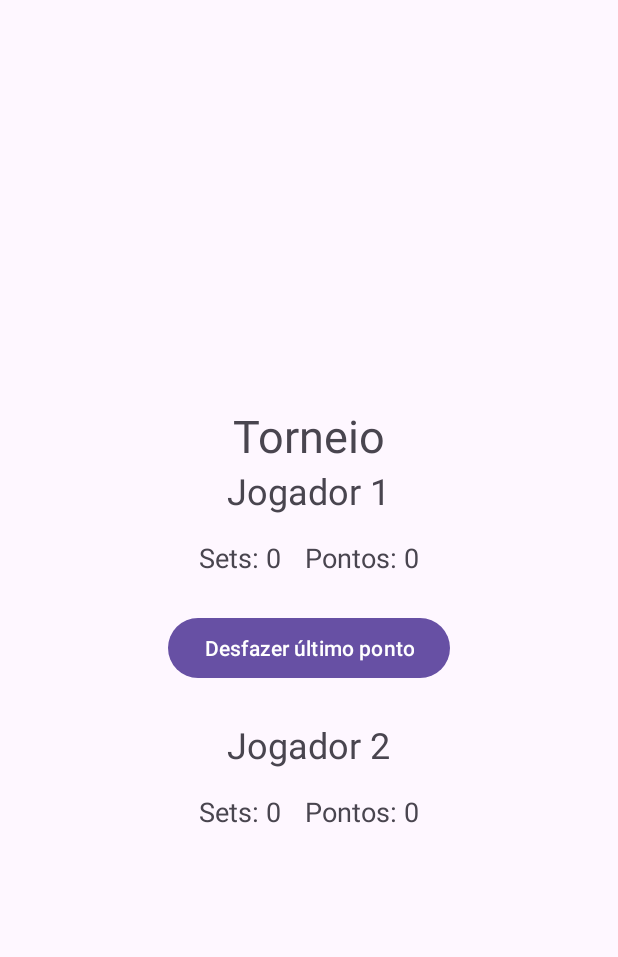
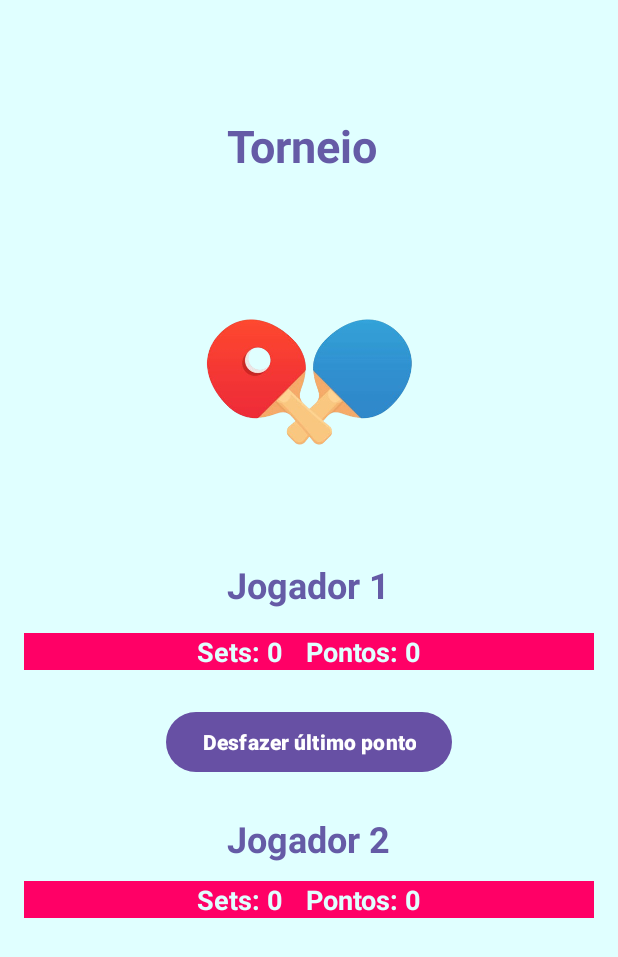
Before and after one commit to junior-rod/placartenisdemesa, an Android app: the JogoActivity screen opened directly, with no data from a screen before it, on a phone screen of 412 x 824 dp. Shown: the top 957 px of the screen. Run offline under Robolectric (Android 15) with nearby library versions, the phone set to English and light mode, and no system bars.

Commit message:
alterações na tela de partida

```diff
--- a/app/src/main/res/layout/activity_jogo.xml
+++ b/app/src/main/res/layout/activity_jogo.xml
@@ -1,89 +1,149 @@
-<LinearLayout xmlns:android="http://schemas.android.com/apk/res/android"
+<androidx.constraintlayout.widget.ConstraintLayout xmlns:android="http://schemas.android.com/apk/res/android"
     xmlns:app="http://schemas.android.com/apk/res-auto"
+    xmlns:tools="http://schemas.android.com/tools"
     android:layout_width="match_parent"
     android:layout_height="match_parent"
-    android:orientation="vertical"
-    android:gravity="center"
+    android:background="@color/background"
     android:padding="16dp">
+
+    <Button
+        android:id="@+id/btn_desfazer"
+        android:layout_width="wrap_content"
+        android:layout_height="wrap_content"
+        android:layout_marginVertical="24dp"
+        android:layout_marginTop="62dp"
+        android:layout_marginBottom="46dp"
+        android:onClick="onDesfazerClick"
+        android:text="Desfazer último ponto"
+        android:textStyle="bold"
+        app:layout_constraintBottom_toTopOf="@+id/tv_jogador_dois"
+        app:layout_constraintEnd_toEndOf="parent"
+        app:layout_constraintStart_toStartOf="parent"
+        app:layout_constraintTop_toBottomOf="@+id/linearLayout_jogador_um"
+        app:layout_constraintVertical_bias="0.0" />
+
+    <ImageView
+        android:id="@+id/img_pingpong"
+        android:layout_width="317dp"
+        android:layout_height="164dp"
+        android:src="@mipmap/pinpong"
+        app:layout_constraintBottom_toTopOf="@+id/tv_jogador_um"
+        app:layout_constraintEnd_toEndOf="parent"
+        app:layout_constraintStart_toStartOf="parent"
+        app:layout_constraintTop_toBottomOf="@+id/tv_nome_torneio" />
 
     <TextView
         android:id="@+id/tv_nome_torneio"
         android:layout_width="wrap_content"
         android:layout_height="wrap_content"
+        android:layout_marginTop="24dp"
+        android:layout_marginBottom="19dp"
         android:text="Torneio"
-        android:textSize="30sp" />
+        android:textColor="@color/texto"
+        android:textSize="30sp"
+        android:textStyle="bold"
+        app:layout_constraintBottom_toTopOf="@+id/img_pingpong"
+        app:layout_constraintEnd_toEndOf="parent"
+        app:layout_constraintHorizontal_bias="0.485"
+        app:layout_constraintStart_toStartOf="parent"
+        app:layout_constraintTop_toTopOf="parent" />
 
     <TextView
         android:id="@+id/tv_jogador_um"
         android:layout_width="wrap_content"
         android:layout_height="wrap_content"
+        android:layout_marginBottom="16dp"
         android:text="Jogador 1"
+        android:textColor="@color/texto"
         android:textSize="24sp"
-        android:layout_marginBottom="16dp"
-        android:onClick="onPontoJogadorUmClick"/>
+        android:textStyle="bold"
+        app:layout_constraintBottom_toTopOf="@+id/linearLayout_jogador_um"
+        app:layout_constraintEnd_toEndOf="parent"
+        app:layout_constraintHorizontal_bias="0.498"
+        app:layout_constraintStart_toStartOf="parent" />
 
     <LinearLayout
-        android:layout_width="match_parent"
+        android:id="@+id/linearLayout_jogador_um"
+        android:layout_width="0dp"
         android:layout_height="wrap_content"
+        android:layout_marginTop="16dp"
+        android:textStyle="bold"
+        android:gravity="center"
         android:orientation="horizontal"
-        android:gravity="center">
+        android:background="@color/avermelhado"
+        app:layout_constraintEnd_toEndOf="parent"
+        app:layout_constraintHorizontal_bias="0.0"
+        app:layout_constraintStart_toStartOf="parent"
+        app:layout_constraintTop_toBottomOf="@+id/tv_jogador_um">
 
         <TextView
             android:id="@+id/tv_sets_jogador_um"
             android:layout_width="wrap_content"
             android:layout_height="wrap_content"
+            android:layout_marginEnd="16dp"
+
             android:text="Sets: 0"
-            android:textSize="18sp"
-            android:layout_marginEnd="16dp"/>
+            android:textColor="@color/background"
+            android:textStyle="bold"
+            android:textSize="18sp" />
 
         <TextView
             android:id="@+id/tv_pontos_jogador_um"
             android:layout_width="wrap_content"
             android:layout_height="wrap_content"
+            android:onClick="onPontoJogadorUmClick"
             android:text="Pontos: 0"
-            android:textSize="18sp"
-            android:onClick="onPontoJogadorUmClick"/>
+            android:textColor="@color/background"
+            android:textStyle="bold"
+            android:textSize="18sp" />
     </LinearLayout>
-
-    <Button
-        android:id="@+id/btn_desfazer"
-        android:layout_width="wrap_content"
-        android:layout_height="wrap_content"
-        android:text="Desfazer último ponto"
-        android:layout_marginVertical="24dp"
-        android:onClick="onDesfazerClick"/>
 
     <TextView
         android:id="@+id/tv_jogador_dois"
         android:layout_width="wrap_content"
         android:layout_height="wrap_content"
+        android:layout_marginBottom="12dp"
         android:text="Jogador 2"
+        android:textColor="@color/texto"
+        android:textStyle="bold"
         android:textSize="24sp"
-        android:layout_marginBottom="16dp"
-        android:onClick="onPontoJogadorDoisClick"/>
+        app:layout_constraintBottom_toTopOf="@+id/linearLayout_jogador_dois"
+        app:layout_constraintEnd_toEndOf="parent"
+        app:layout_constraintHorizontal_bias="0.498"
+        app:layout_constraintStart_toStartOf="parent" />
 
     <LinearLayout
-        android:layout_width="match_parent"
+        android:id="@+id/linearLayout_jogador_dois"
+        android:layout_width="0dp"
         android:layout_height="wrap_content"
+        android:layout_marginBottom="196dp"
+        android:gravity="center"
         android:orientation="horizontal"
-        android:gravity="center">
+        android:background="@color/avermelhado"
+        app:layout_constraintBottom_toBottomOf="parent"
+        app:layout_constraintEnd_toEndOf="parent"
+        app:layout_constraintHorizontal_bias="0.0"
+        app:layout_constraintStart_toStartOf="parent">
 
         <TextView
             android:id="@+id/tv_sets_jogador_dois"
             android:layout_width="wrap_content"
             android:layout_height="wrap_content"
+            android:layout_marginEnd="16dp"
             android:text="Sets: 0"
-            android:textSize="18sp"
-            android:layout_marginEnd="16dp"/>
+            android:textColor="@color/background"
+            android:textStyle="bold"
+            android:textSize="18sp" />
 
         <TextView
             android:id="@+id/tv_pontos_jogador_dois"
             android:layout_width="wrap_content"
             android:layout_height="wrap_content"
+            android:onClick="onPontoJogadorDoisClick"
             android:text="Pontos: 0"
-            android:textSize="18sp"
-            android:onClick="onPontoJogadorDoisClick"/>
-
+            android:textColor="@color/background"
+            android:textStyle="bold"
+            android:textSize="18sp" />
     </LinearLayout>
 
-</LinearLayout>
+</androidx.constraintlayout.widget.ConstraintLayout>
--- a/app/src/main/res/layout/activity_main.xml
+++ b/app/src/main/res/layout/activity_main.xml
@@ -4,7 +4,7 @@
     xmlns:tools="http://schemas.android.com/tools"
     android:layout_width="match_parent"
     android:layout_height="match_parent"
-    android:background="#E0FFFF"
+    android:background="@color/background"
     android:padding="8dp">
 
     <!-- ImageView para a logo -->
@@ -33,7 +33,7 @@
         android:layout_height="wrap_content"
         android:layout_marginBottom="98dp"
         android:text="Placar Tênis de Mesa"
-        android:textColor="#655BA6"
+        android:textColor="@color/texto"
         android:textSize="30sp"
         android:textStyle="bold"
         app:layout_constraintBottom_toTopOf="@+id/btn_novo_jogo"
--- a/app/src/main/res/values/colors.xml
+++ b/app/src/main/res/values/colors.xml
@@ -2,4 +2,8 @@
 <resources>
     <color name="black">#FF000000</color>
     <color name="white">#FFFFFFFF</color>
+    <color name="background">#E0FFFF</color>
+    <color name="texto">#655BA6</color>
+    <color name="avermelhado">#FF0066</color>
+
 </resources>
```
Also changed, not shown: app/src/main/res/drawable/table2.jpg (added), app/src/main/res/mipmap-hdpi/table.png (added).
